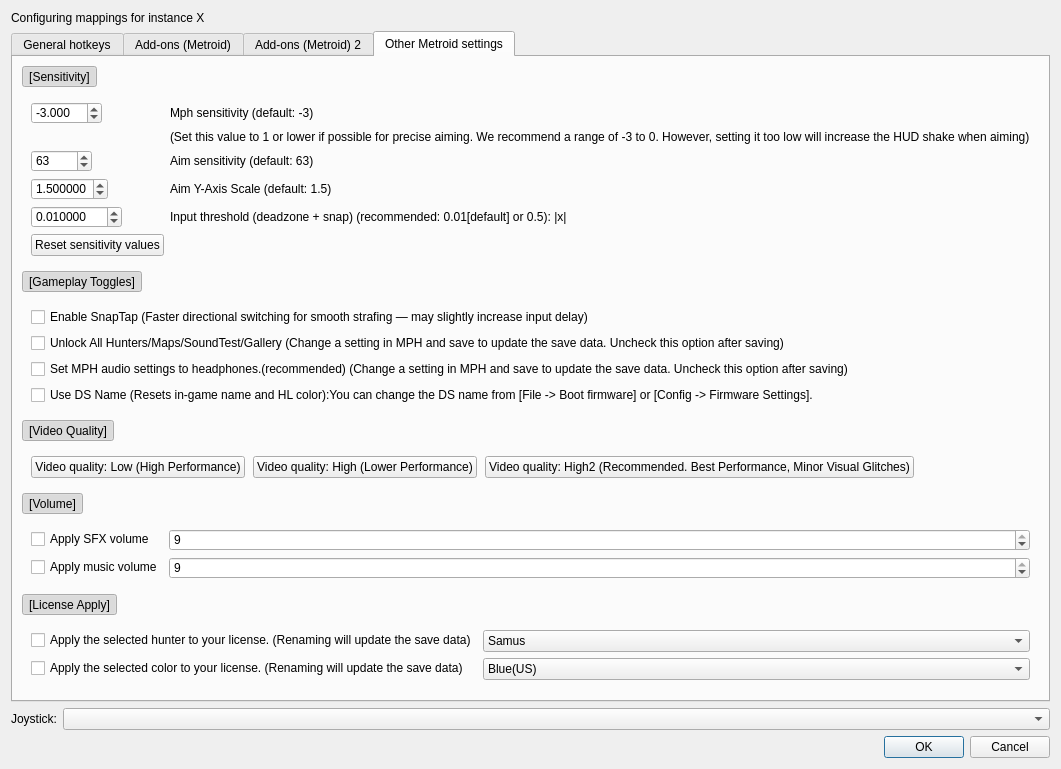
The window that src/frontend/qt_sdl/InputConfig/InputConfigDialog.ui (ag-advania/melonPrimeDS) describes before a commit, drawn with Qt 5.
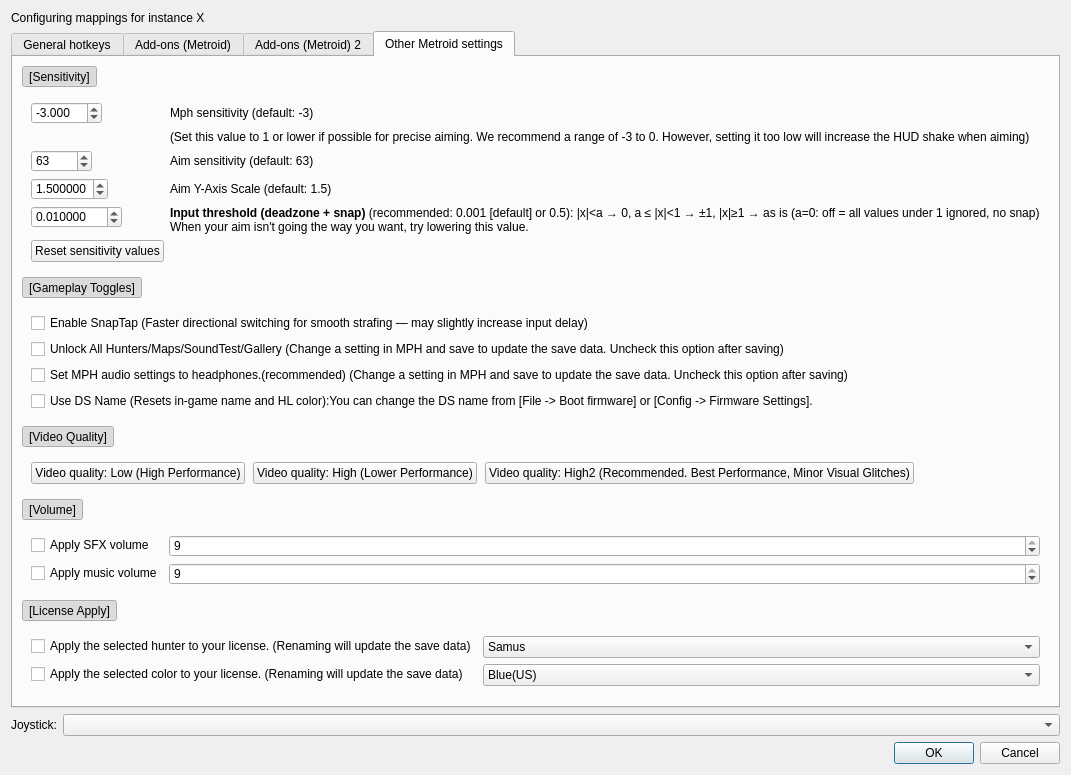
The same window after the commit. The open tabs and pages were chosen to show the change.

What changed in the file:
```diff
--- a/src/frontend/qt_sdl/InputConfig/InputConfigDialog.ui
+++ b/src/frontend/qt_sdl/InputConfig/InputConfigDialog.ui
@@ -2437,7 +2437,12 @@
 							<item row="6" column="1">
 								<widget class="QLabel" name="metroidAimAdjustLabel">
 									<property name="text">
-										<string>Input threshold (deadzone + snap) (recommended: 0.01[default] or 0.5): |x|&lt;a → 0, a ≤ |x|&lt;1 → ±1, |x|≥1 → as is (a=0: off = all values under 1 ignored, no snap)</string>
+										<string notr="true">
+											<![CDATA[
+<b>Input threshold (deadzone + snap)</b> (recommended: 0.001 [default] or 0.5): |x|&lt;a → 0, a ≤ |x|&lt;1 → ±1, |x|≥1 → as is (a=0: off = all values under 1 ignored, no snap)<br />
+When your aim isn't going the way you want, try lowering this value.
+]]>
+										</string>
 									</property>
 								</widget>
 							</item>
```
